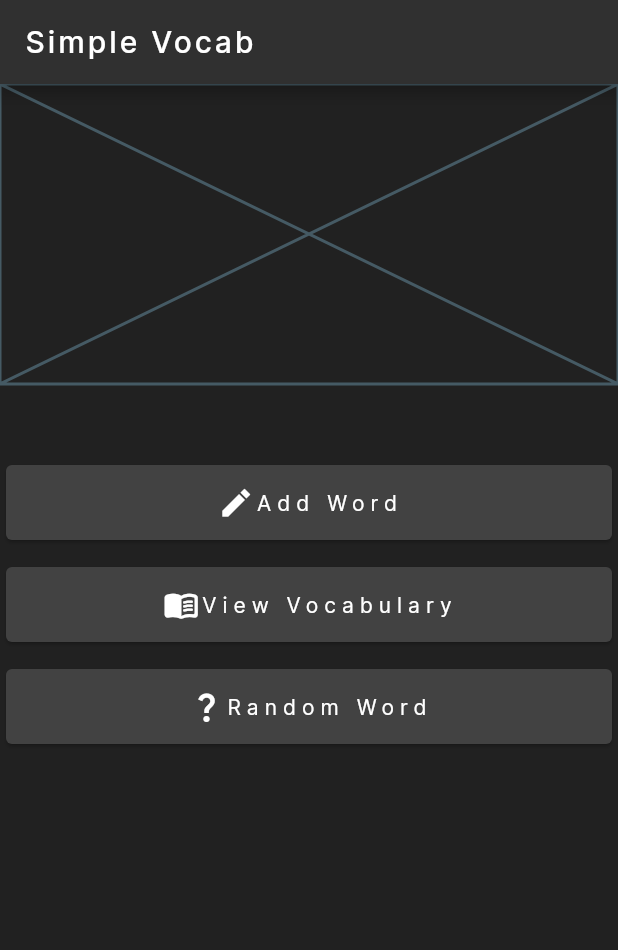
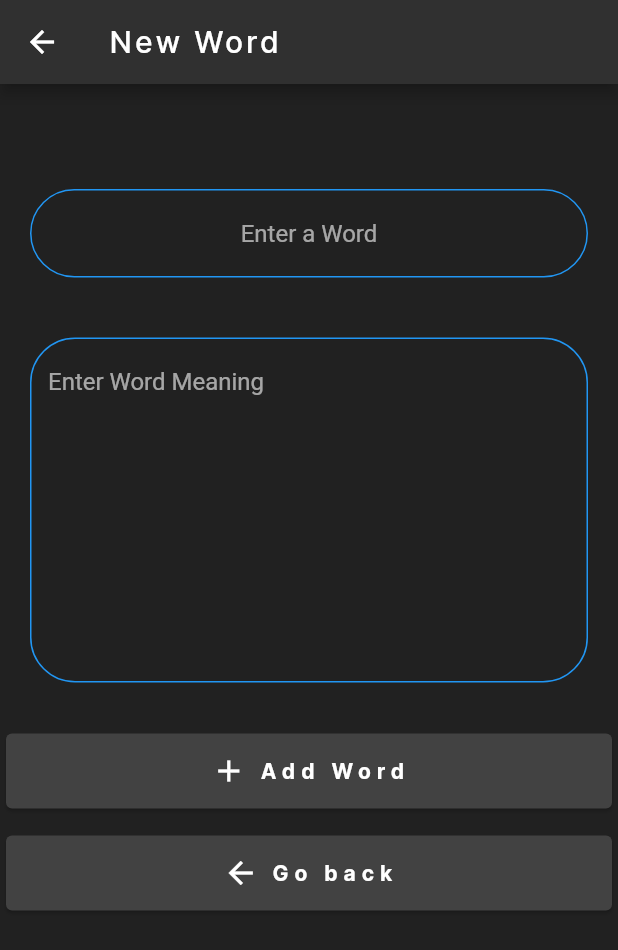
Before and after one commit to Kitz24/Simple_Vocab, a Flutter app: the screen it shows after launch, after a tap on "Add Word", on a phone screen of 412 x 824 dp. Shown: the top 950 px of the screen. Run offline on Flutter 3.47's test engine with Material 2 defaults, Android fonts, the light colour scheme and no system bars.

Commit message:
Add word UI Done

```diff
--- /dev/null
+++ b/lib/newWord.dart
@@ -0,0 +1,143 @@
+import 'package:flutter/material.dart';
+import 'package:flutter/services.dart';
+
+class newWordAdd extends StatefulWidget {
+  const newWordAdd({super.key});
+
+  @override
+  State<newWordAdd> createState() => _newWordAddState();
+}
+
+class _newWordAddState extends State<newWordAdd> {
+  final _controller = TextEditingController();
+  final _controller2 = TextEditingController();
+  final text = "";
+
+  @override
+  Widget build(BuildContext context) {
+    return Scaffold(
+        resizeToAvoidBottomInset : false, // to prevent overflow stuff
+        backgroundColor: Colors.grey[900],
+        appBar: AppBar(
+          title: Text("New Word", style: TextStyle(
+              fontFamily: "Inter", letterSpacing: 2),),
+          backgroundColor: Colors.grey[850],
+        ),
+
+        body: Column(
+          crossAxisAlignment: CrossAxisAlignment.stretch,
+          children: [
+            SizedBox(height: 50),
+
+            //First textfield for inputting word
+            Container(
+              child: TextField(
+                controller: _controller,
+                textAlign: TextAlign.center,
+                decoration: InputDecoration(
+                  enabledBorder: OutlineInputBorder(
+                    borderSide: BorderSide(
+                      color: Colors.blue
+                    ),
+                    borderRadius: BorderRadius.all(Radius.circular(30))
+                  ),
+                    focusedBorder: OutlineInputBorder(
+                        borderSide: BorderSide(
+                            color: Colors.green
+                        ),
+                        borderRadius: BorderRadius.all(Radius.circular(30))
+                    ),
+                  hintText: "Enter a Word"
+                ),
+              ),
+              padding: EdgeInsets.all(20),
+            ),
+
+            //Second textfield for inputting meaning
+            Container(
+              child: TextField(
+                controller: _controller2,
+                textInputAction: TextInputAction.done,
+                decoration: InputDecoration(
+                    enabledBorder: OutlineInputBorder(
+                        borderSide: BorderSide(
+                            color: Colors.blue
+                        ),
+                        borderRadius: BorderRadius.all(Radius.circular(30))
+                    ),
+                    focusedBorder: OutlineInputBorder(
+                        borderSide: BorderSide(
+                            color: Colors.green
+                        ),
+                        borderRadius: BorderRadius.all(Radius.circular(30))
+                    ),
+                    hintText: "Enter Word Meaning",
+                ),
+                maxLines: 10,
+              ),
+              padding: EdgeInsets.all(20),
+            ),
+            SizedBox(height:10),
+
+            Card(
+                clipBehavior: Clip.hardEdge,
+                child: InkWell(
+                    splashColor: Colors.blue[100],
+                    onTap: () {},
+                    child: Container(
+                        height: 50,
+                        child:Row(
+                          mainAxisAlignment: MainAxisAlignment.center,
+                          children: [
+                            Icon(Icons.add,color: Colors.white),
+                            Text(
+                              " Add Word",
+                              style: TextStyle(
+                                  letterSpacing: 4,
+                                  fontFamily: "Inter",
+                                  color: Colors.white
+                                  ,fontWeight: FontWeight.bold
+                              ),
+                            )
+                          ],
+                        )
+                    )
+                )
+            ),
+
+            SizedBox(height: 10),
+
+            Card(
+                clipBehavior: Clip.hardEdge,
+                child: InkWell(
+                    splashColor: Colors.blue[100],
+                    onTap: () {
+                      Navigator.pop(context);
+                    },
+                    child: Container(
+
+                        height: 50,
+                        child:Row(
+                          mainAxisAlignment: MainAxisAlignment.center,
+                          children: [
+                            Icon(Icons.arrow_back,color: Colors.white),
+                            Text(
+                              " Go back",
+                              style: TextStyle(
+                                  letterSpacing: 4,
+                                  fontFamily: "Inter",
+                                  color: Colors.white
+                                  ,fontWeight: FontWeight.bold
+                              ),
+                            )
+                          ],
+                        )
+                    )
+                )
+            ),
+          ],
+        )
+
+    );
+  }
+}
--- a/pubspec.yaml
+++ b/pubspec.yaml
@@ -35,8 +35,10 @@ dependencies:
   # The following adds the Cupertino Icons font to your application.
   # Use with the CupertinoIcons class for iOS style icons.
   cupertino_icons: ^1.0.2
+  path_provider: ^2.0.11
   hive:
   hive_flutter:
+  keyboard_actions:
 
 dev_dependencies:
   flutter_test:
```
Also changed, not shown: lib/main.dart (+24 -3 lines), lib/randomWord.dart (added, +53 -0 lines), lib/viewVocab.dart (added, +53 -0 lines), pubspec.lock, 2 other files.
